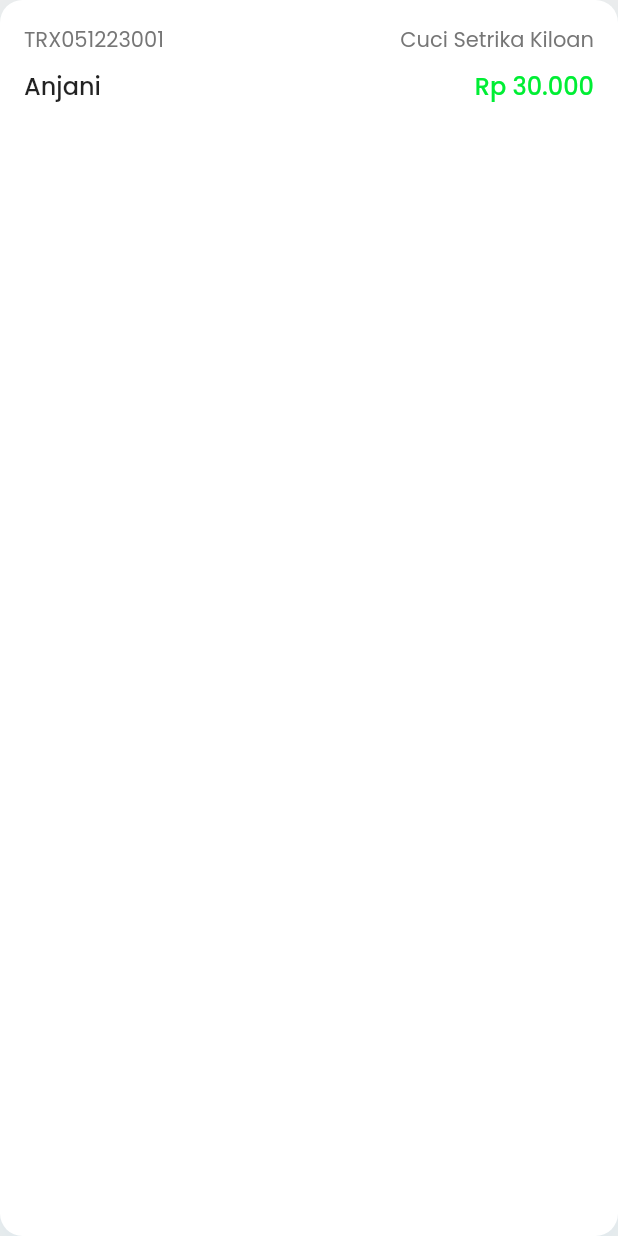
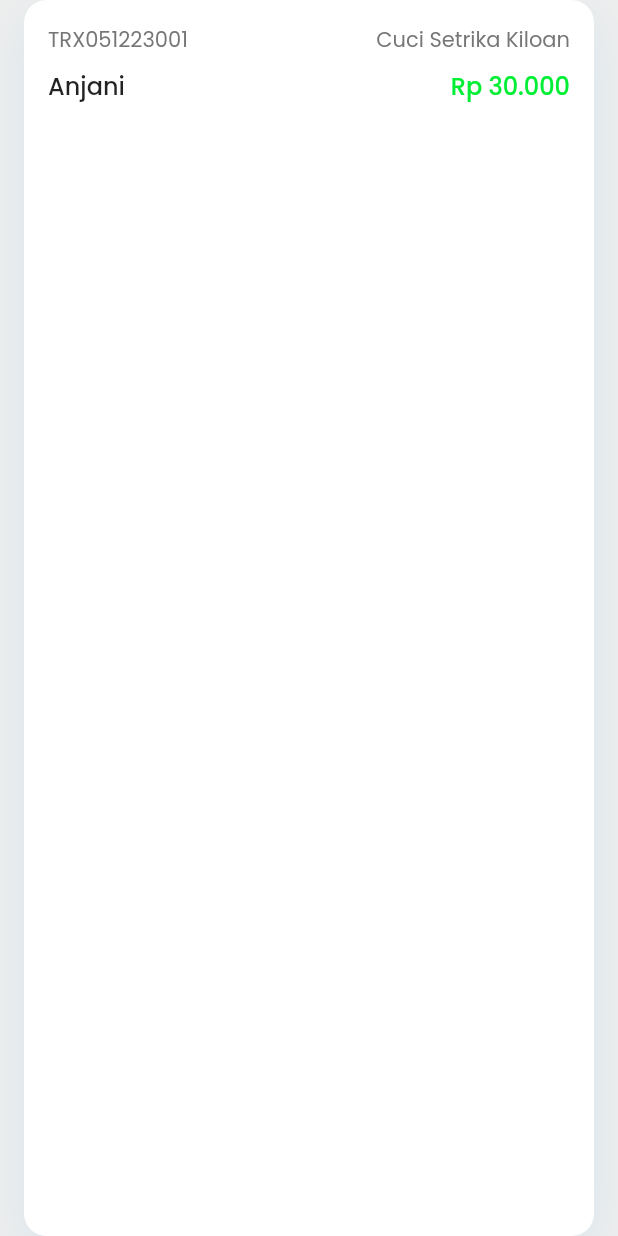
Before and after one commit to dimassdoubles/appsilon, a Flutter app: the TransactionCard widget shown alone on an empty page, opened directly, on a phone screen of 412 x 824 dp. Run offline on Flutter 3.47's test engine with Material 2 defaults, Android fonts, the phone set to English and light mode, and no system bars; our stand-ins replace auto_route, bloc, dartz, dot_navigation_bar, equatable, flutter_bloc and 5 more; accounts and stored records are empty.

Commit message:
Improvement ui

```diff
--- a/lib/src/features/order/presentation/screens/home_screen.dart
+++ b/lib/src/features/order/presentation/screens/home_screen.dart
@@ -133,9 +133,6 @@ class HomeScreen extends StatelessWidget {
           ),
           const MiniSpace(),
           Expanded(
-            child: Padding(
-              padding: const EdgeInsets.symmetric(
-                  horizontal: AppSize.paddingRegular),
             child: SingleChildScrollView(
               child: Column(
                 children: const [
@@ -172,7 +169,6 @@ class HomeScreen extends StatelessWidget {
                 ],
               ),
             ),
-            ),
           )
         ],
       ),
--- a/lib/src/features/order/presentation/widgets/transaction_card.dart
+++ b/lib/src/features/order/presentation/widgets/transaction_card.dart
@@ -1,6 +1,7 @@
 import 'package:appsilon/src/shared/widgets/space/mini_space.dart';
 import 'package:appsilon/src/shared/widgets/styled_container.dart';
 import 'package:appsilon/src/themes/app_color.dart';
+import 'package:appsilon/src/themes/app_size.dart';
 import 'package:appsilon/src/themes/app_text.dart';
 import 'package:flutter/material.dart';
 
@@ -23,7 +24,9 @@ class TransactionCard extends StatelessWidget {
 
   @override
   Widget build(BuildContext context) {
-    return StyledContainer(
+    return Padding(
+      padding: const EdgeInsets.symmetric(horizontal: AppSize.paddingRegular),
+      child: StyledContainer(
         child: Row(
           mainAxisAlignment: MainAxisAlignment.spaceBetween,
           children: [
@@ -59,6 +62,7 @@ class TransactionCard extends StatelessWidget {
             )
           ],
         ),
+      ),
     );
   }
 }
```
Lines whose indentation alone changed are shown as unchanged.
